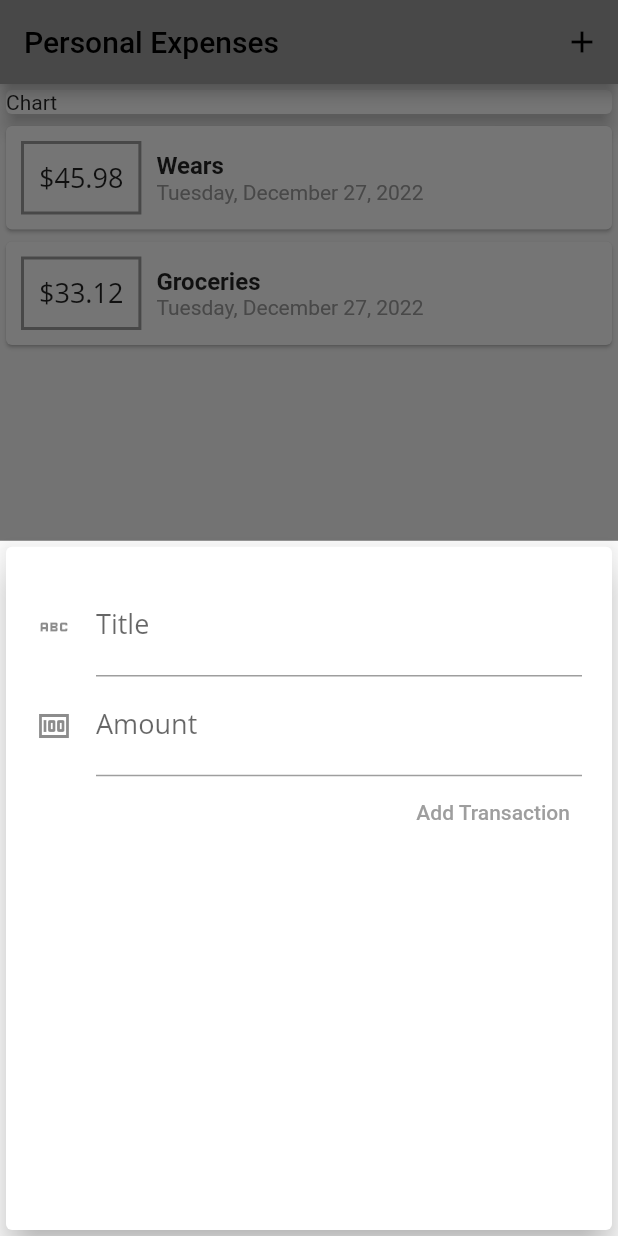
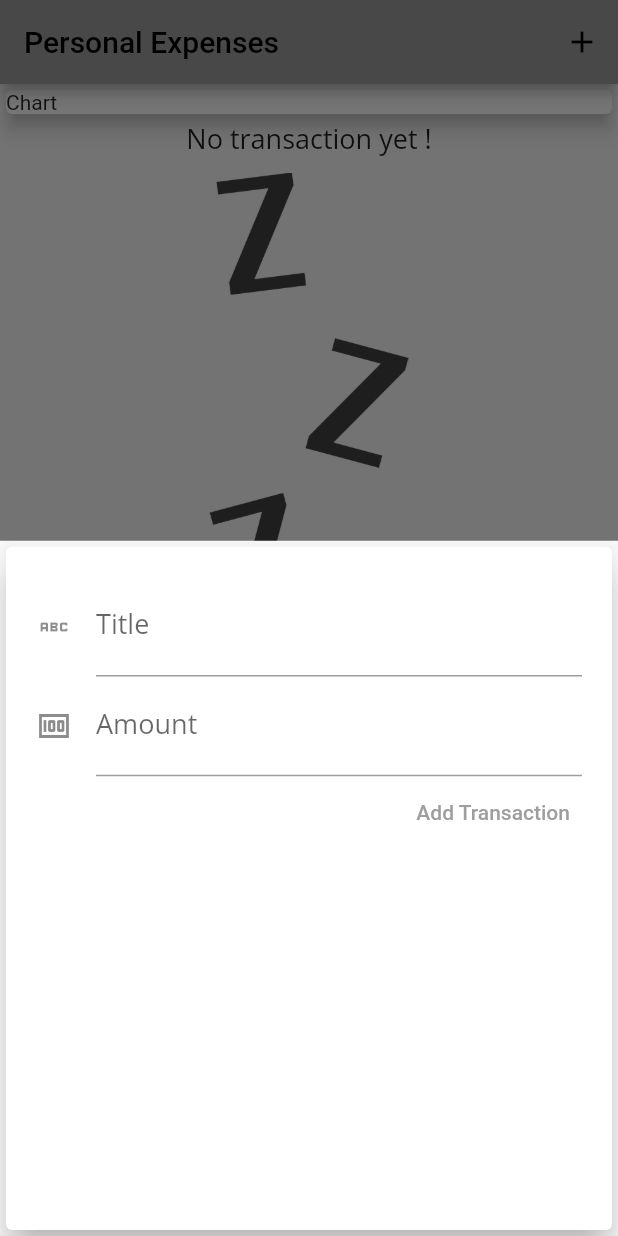
Before and after one commit to DrAnonymousNet/Expenses-Tracker, a Flutter app: the screen it shows after launch, after a tap on the "add" icon, on a phone screen of 412 x 824 dp. Run offline on Flutter 3.47's test engine with Material 2 defaults, Android fonts, the phone set to English and light mode, and no system bars.

Commit message:
Added base image for no transaction

```diff
--- a/lib/main.dart
+++ b/lib/main.dart
@@ -14,7 +14,7 @@ class MyApp extends StatelessWidget {
         primarySwatch: Colors.grey,
         fontFamily: "Quicksand",
         textTheme: ThemeData.light().textTheme.copyWith(titleMedium: TextStyle(fontFamily: "OpenSans", fontSize: 18)),
-        appBarTheme:AppBarTheme(toolbarTextStyle:TextStyle(fontFamily: "OpenSans", fontWeight: FontWeight.bold)),
+        appBarTheme:AppBarTheme(toolbarTextStyle:TextStyle(fontFamily: "OpenSans", fontWeight: FontWeight.bold, fontSize: 20)),
       ),
       home: _MyHomePage(),
     );
@@ -30,8 +30,8 @@ class _MyHomePage extends StatefulWidget {
 
 class _MyHomePageState extends State {
   List<Transaction> transactions = [
-    Transaction(id: 1, title: "Wears", amount: 45.98, date: DateTime.now()),
-    Transaction(id: 2, title: "Groceries", amount: 33.12, date: DateTime.now())
+    //Transaction(id: 1, title: "Wears", amount: 45.98, date: DateTime.now()),
+    //Transaction(id: 2, title: "Groceries", amount: 33.12, date: DateTime.now())
   ];
 
   final titleController = TextEditingController();
--- a/lib/widgets/transaction.dart
+++ b/lib/widgets/transaction.dart
@@ -11,7 +11,13 @@ class TransactionCard extends StatelessWidget {
   Widget build(BuildContext context) {
     return Container(
         height: 420,
-        child: ListView.builder(
+        child: transactions.isEmpty ? Column(
+          children: [
+            Text("No transaction yet !", style: Theme.of(context).textTheme.titleMedium,),
+            SizedBox(height: 10,),
+            Container(height: 300, child: Image.asset("assets/images/waiting.png", fit: BoxFit.cover,)),
+          ],
+        ) :ListView.builder(
             itemCount: transactions.length,
             itemBuilder: (context, index) {
               print(context);
--- a/pubspec.yaml
+++ b/pubspec.yaml
@@ -46,9 +46,8 @@ flutter:
   uses-material-design: true
 
   # To add assets to your application, add an assets section, like this:
-  # assets:
-  #   - images/a_dot_burr.jpeg
-  #   - images/a_dot_ham.jpeg
+  assets:
+     - assets/images/waiting.png
 
   # An image asset can refer to one or more resolution-specific "variants", see
   # https://flutter.dev/assets-and-images/#resolution-aware.
```
Also changed, not shown: assets/images/waiting.png (added).
